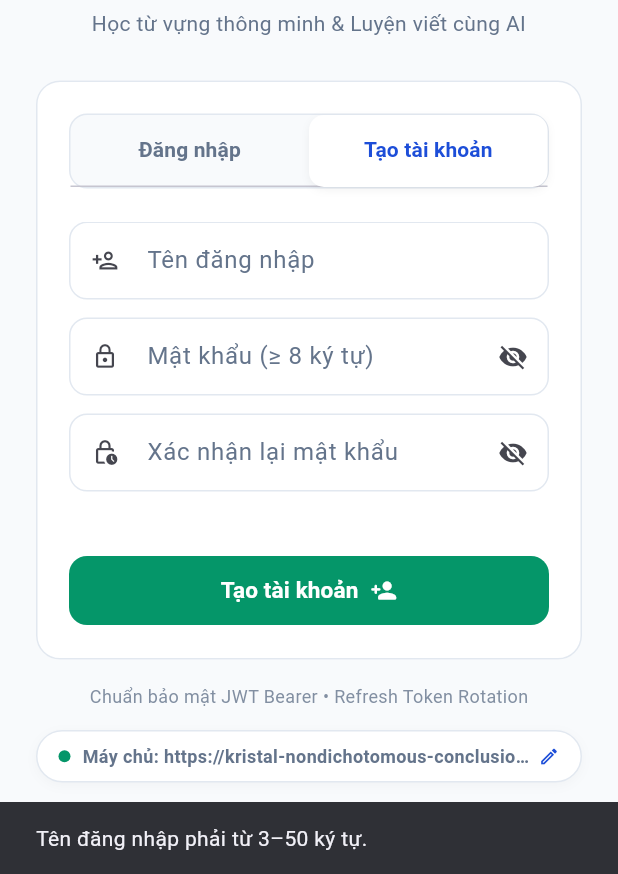
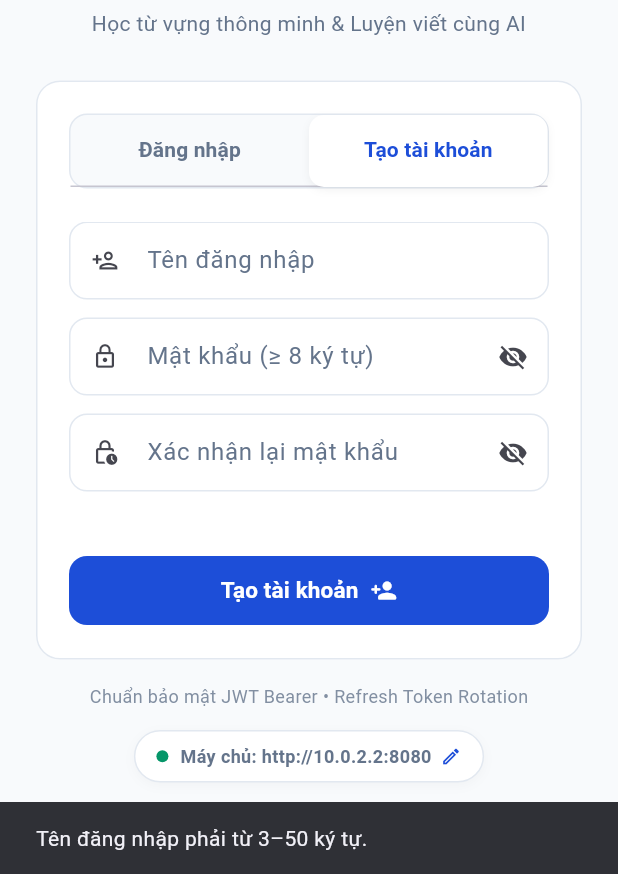
Before and after one commit to Khanhth2022/l_english, a Flutter app: the screen it shows after launch, tab 2 chosen, after a tap on "Tạo tài khoản", on a phone screen of 412 x 824 dp, the part 362-1236 px from its top. Run offline on Flutter 3.47's test engine with Material 3 defaults, Android fonts, the phone set to English and light mode, and no system bars; our stand-ins replace dio, flutter_secure_storage, image_picker; missing offline and left inert: dart:js_interop, google_mlkit_text_recognition; project files that could hold a hidden picture were left out.

Commit message:
fix(auth): base URL mac dinh ve may ao, username khong phan biet hoa/thuong
- AppConfig.defaultApiBaseUrl = http://10.0.2.2:8080 (Android emulator)
- Dang nhap/Dang ky chuan hoa username ve chu thuong: Uyenne == uyenne
- Nut "Tao tai khoan" doi sang primaryBlue giong nut "Dang nhap"
- run_emulator.bat dung 10.0.2.2:8080, run_chrome.bat dung localhost:8080
- Cap nhat README va TONG_QUAN_DU_AN theo gia tri moi

```diff
--- a/lib/core/config/app_config.dart
+++ b/lib/core/config/app_config.dart
@@ -9,10 +9,12 @@ import '../services/widget/widget_service.dart';
 class AppConfig {
   AppConfig._();
 
-  /// Địa chỉ backend Spring Boot mặc định biên dịch.
+  /// Địa chỉ backend Spring Boot mặc định biên dịch: máy ảo Android (10.0.2.2 trỏ về
+  /// `localhost` của máy tính đang chạy emulator, cổng 8080 của Spring Boot).
+  /// Có thể ghi đè khi build bằng `--dart-define=API_BASE_URL=http://...`.
   static const String defaultApiBaseUrl = String.fromEnvironment(
     'API_BASE_URL',
-    defaultValue: 'https://kristal-nondichotomous-conclusionally.ngrok-free.dev',
+    defaultValue: 'http://10.0.2.2:8080',
   );
 
   /// Địa chỉ backend Spring Boot đang được sử dụng trong phiên làm việc.
--- a/lib/features/auth/data/mock_auth_api.dart
+++ b/lib/features/auth/data/mock_auth_api.dart
@@ -19,7 +19,7 @@ class MockAuthApi implements AuthApi {
   @override
   Future<AuthResponse> login(String username, String password) async {
     await Future.delayed(latency);
-    final user = username.trim();
+    final user = username.trim().toLowerCase();
     if (!_users.containsKey(user) || _users[user] != password) {
       throw ApiException(401, 'Đăng nhập thất bại.');
     }
@@ -38,7 +38,8 @@ class MockAuthApi implements AuthApi {
   @override
   Future<String> register(String username, String password) async {
     await Future.delayed(latency);
-    final user = username.trim();
+    // Canonical chữ thường: không cho tồn tại song song "Uyenne" và "uyenne".
+    final user = username.trim().toLowerCase();
 
     if (!_usernamePattern.hasMatch(user)) {
       throw ApiException(400, 'Tên đăng nhập phải từ 3–50 ký tự (chỉ chữ cái, số, dấu gạch dưới hoặc chấm).');
--- a/lib/features/auth/ui/auth_screen.dart
+++ b/lib/features/auth/ui/auth_screen.dart
@@ -362,7 +362,7 @@ class _AuthScreenState extends State<AuthScreen> with SingleTickerProviderStateM
           controller: _registerUsernameController,
           decoration: const InputDecoration(
             labelText: 'Tên đăng nhập',
-            hintText: '3–50 ký tự',
+            hintText: '3–50 ký tự, không phân biệt hoa/thường',
             prefixIcon: Icon(Icons.person_add_outlined),
             isDense: true,
           ),
@@ -405,7 +405,7 @@ class _AuthScreenState extends State<AuthScreen> with SingleTickerProviderStateM
         ElevatedButton(
           onPressed: controller.isLoading ? null : _handleRegister,
           style: ElevatedButton.styleFrom(
-            backgroundColor: AppTheme.successGreen,
+            backgroundColor: AppTheme.primaryBlue,
           ),
           child: controller.isLoading
               ? const SizedBox(
@@ -427,7 +427,8 @@ class _AuthScreenState extends State<AuthScreen> with SingleTickerProviderStateM
   }
 
   Future<void> _handleLogin() async {
-    final username = _loginUsernameController.text.trim();
+    // Tên đăng nhập không phân biệt hoa/thường: gửi dạng chữ thường để khớp canonical form.
+    final username = _loginUsernameController.text.trim().toLowerCase();
     final password = _loginPasswordController.text;
     if (username.isEmpty || password.isEmpty) {
       ScaffoldMessenger.of(context).showSnackBar(
@@ -442,7 +443,8 @@ class _AuthScreenState extends State<AuthScreen> with SingleTickerProviderStateM
   }
 
   Future<void> _handleRegister() async {
-    final username = _registerUsernameController.text.trim();
+    // Lưu canonical chữ thường: "Uyenne" và "uyenne" là cùng một tài khoản.
+    final username = _registerUsernameController.text.trim().toLowerCase();
     final password = _registerPasswordController.text;
     final confirm = _registerConfirmPasswordController.text;
 
```
Also changed, not shown: 4 other files.
